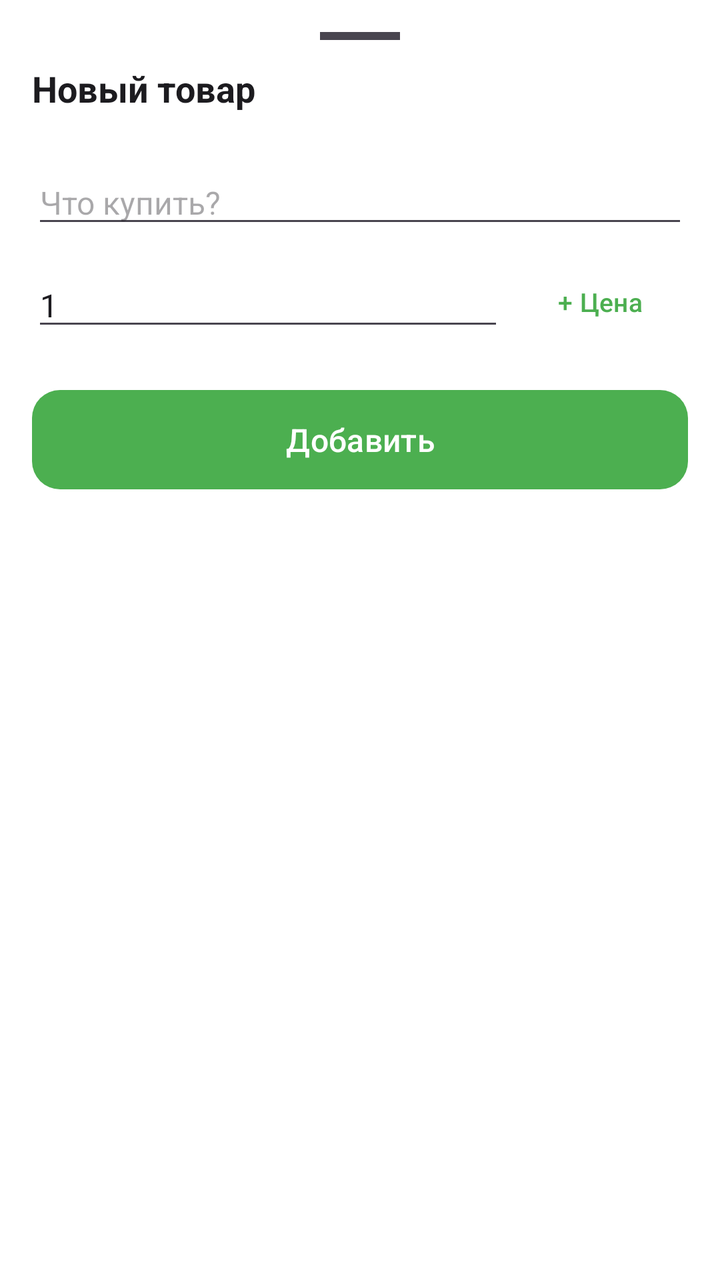
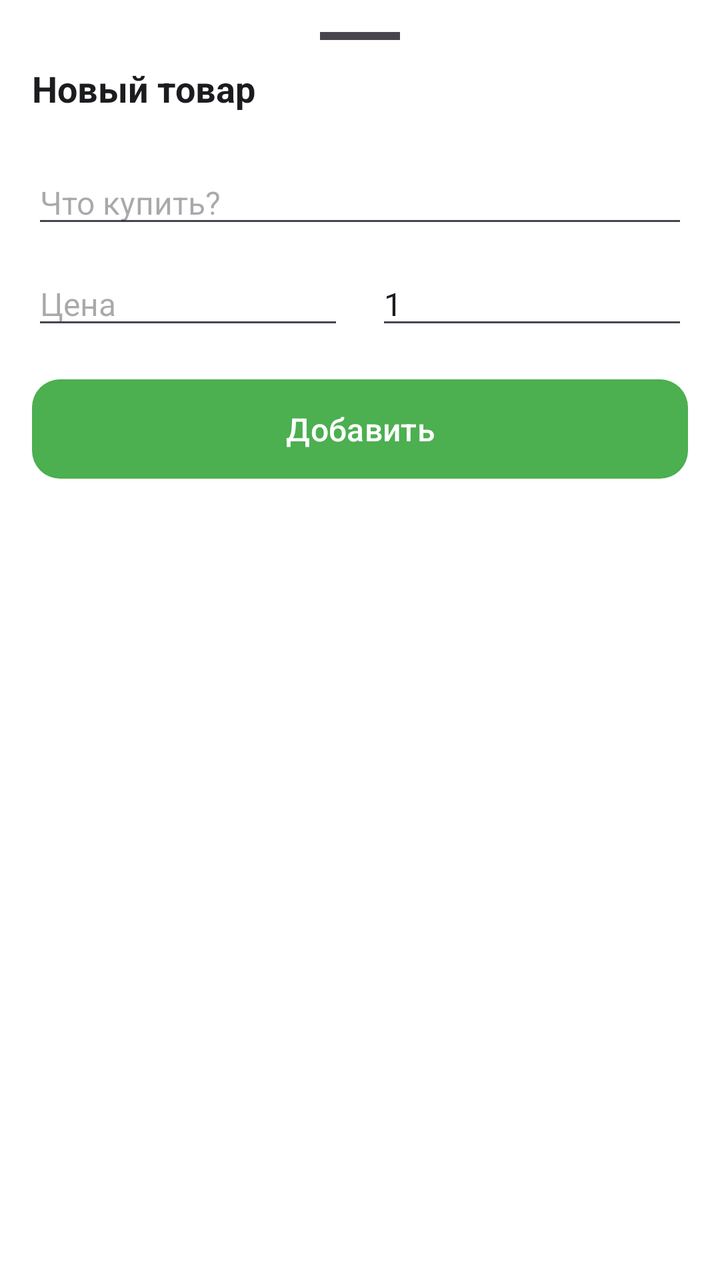

An Android layout rendered at two revisions. The XML below is the earlier revision; the diff shows what the commit changed to produce the second picture.
<!-- AndroidManifest.xml: application theme Theme.ShoppingList -->
<!-- res/layout/bottom_sheet_add.xml -->
<?xml version="1.0" encoding="utf-8"?>
<LinearLayout xmlns:android="http://schemas.android.com/apk/res/android"
    xmlns:app="http://schemas.android.com/apk/res-auto"
    android:layout_width="match_parent"
    android:layout_height="wrap_content"
    android:orientation="vertical"
    android:padding="16dp"
    android:background="?attr/colorSurface">

    <View
        android:layout_width="40dp"
        android:layout_height="4dp"
        android:layout_gravity="center_horizontal"
        android:background="?attr/colorOnSurfaceVariant"
        android:layout_marginBottom="12dp" />

    <TextView
        android:layout_width="wrap_content"
        android:layout_height="wrap_content"
        android:text="Новый товар"
        android:textSize="18sp"
        android:textStyle="bold"
        android:textColor="?attr/colorOnSurface"
        android:layout_marginBottom="12dp" />

    <HorizontalScrollView
        android:layout_width="match_parent"
        android:layout_height="wrap_content"
        android:scrollbars="none">

        <com.google.android.material.chip.ChipGroup
            android:id="@+id/bsChipGroup"
            android:layout_width="wrap_content"
            android:layout_height="wrap_content"
            app:chipSpacingHorizontal="4dp"
            app:chipSpacingVertical="0dp"
            app:singleSelection="true"
            app:singleLine="true" />
    </HorizontalScrollView>

    <AutoCompleteTextView
        android:id="@+id/bsEditItem"
        android:layout_width="match_parent"
        android:layout_height="wrap_content"
        android:layout_marginTop="12dp"
        android:hint="Что купить?"
        android:completionThreshold="1"
        android:inputType="textCapSentences"
        android:imeOptions="actionDone"
        android:textSize="16sp"
        android:maxLines="1" />

    <LinearLayout
        android:layout_width="match_parent"
        android:layout_height="wrap_content"
        android:orientation="horizontal"
        android:layout_marginTop="8dp"
        android:gravity="center_vertical">

        <EditText
            android:id="@+id/bsEditQuantity"
            android:layout_width="0dp"
            android:layout_height="wrap_content"
            android:layout_weight="1"
            android:hint="Количество"
            android:inputType="number"
            android:text="1"
            android:textSize="16sp"
            android:maxLines="1" />

        <com.google.android.material.button.MaterialButton
            android:id="@+id/bsBtnTogglePrice"
            style="@style/Widget.Material3.Button.TextButton"
            android:layout_width="wrap_content"
            android:layout_height="wrap_content"
            android:layout_marginStart="4dp"
            android:text="+ Цена"
            android:textSize="13sp" />
    </LinearLayout>

    <EditText
        android:id="@+id/bsEditPrice"
        android:layout_width="match_parent"
        android:layout_height="wrap_content"
        android:layout_marginTop="8dp"
        android:hint="Цена"
        android:inputType="numberDecimal"
        android:textSize="16sp"
        android:maxLines="1"
        android:visibility="gone" />

    <com.google.android.material.button.MaterialButton
        android:id="@+id/bsBtnAdd"
        android:layout_width="match_parent"
        android:layout_height="wrap_content"
        android:layout_marginTop="16dp"
        android:text="Добавить"
        android:textSize="16sp"
        android:padding="14dp"
        app:cornerRadius="14dp" />
</LinearLayout>
<!-- resources referenced by this layout -->
<resources>
  <style name="Theme.ShoppingList" parent="Theme.Material3.DayNight.NoActionBar">
          <item name="colorPrimary">@color/primary</item>
          <item name="colorOnPrimary">@color/on_primary</item>
          <item name="colorPrimaryContainer">@color/primary_container</item>
          <item name="colorOnPrimaryContainer">@color/on_primary_container</item>
          <item name="colorSecondary">@color/secondary</item>
          <item name="colorOnSecondary">@color/on_secondary</item>
          <item name="android:colorBackground">@color/surface</item>
          <item name="colorSurface">@color/card_bg</item>
          <item name="colorOnSurface">@color/on_surface</item>
          <item name="colorSurfaceVariant">@color/surface_variant</item>
          <item name="colorOnSurfaceVariant">@color/on_surface_variant</item>
          <item name="android:statusBarColor" tools:targetApi="l">@color/surface</item>
          <item name="android:windowLightStatusBar" tools:targetApi="m">true</item>
          <item name="chipStyle">@style/SmallChip</item>
      </style>
  <color name="primary">#4CAF50</color>
  <color name="on_primary">#FFFFFF</color>
  <color name="primary_container">#C8E6C9</color>
  <color name="on_primary_container">#1B5E20</color>
  <color name="secondary">#FFA726</color>
  <color name="on_secondary">#FFFFFF</color>
  <color name="surface">#FAFAFA</color>
  <color name="card_bg">#FFFFFF</color>
  <color name="on_surface">#1C1B1F</color>
  <color name="surface_variant">#F0F0F0</color>
  <color name="on_surface_variant">#49454F</color>
  <style name="SmallChip" parent="Widget.Material3.Chip.Filter">
          <item name="chipMinTouchTargetSize">0dp</item>
          <item name="chipMinHeight">24dp</item>
          <item name="chipStartPadding">6dp</item>
          <item name="chipEndPadding">6dp</item>
          <item name="android:textSize">11sp</item>
      </style>
</resources>

<!-- the commit's change to res/layout/bottom_sheet_add.xml (unified diff, before → after) -->
@@ -54,40 +54,31 @@
         android:layout_width="match_parent"
         android:layout_height="wrap_content"
         android:orientation="horizontal"
-        android:layout_marginTop="8dp"
+        android:layout_marginTop="12dp"
         android:gravity="center_vertical">
+
+        <EditText
+            android:id="@+id/bsEditPrice"
+            android:layout_width="0dp"
+            android:layout_height="wrap_content"
+            android:layout_weight="1"
+            android:hint="Цена"
+            android:inputType="numberDecimal"
+            android:textSize="16sp"
+            android:maxLines="1" />
 
         <EditText
             android:id="@+id/bsEditQuantity"
             android:layout_width="0dp"
             android:layout_height="wrap_content"
             android:layout_weight="1"
+            android:layout_marginStart="16dp"
             android:hint="Количество"
             android:inputType="number"
             android:text="1"
             android:textSize="16sp"
             android:maxLines="1" />
-
-        <com.google.android.material.button.MaterialButton
-            android:id="@+id/bsBtnTogglePrice"
-            style="@style/Widget.Material3.Button.TextButton"
-            android:layout_width="wrap_content"
-            android:layout_height="wrap_content"
-            android:layout_marginStart="4dp"
-            android:text="+ Цена"
-            android:textSize="13sp" />
     </LinearLayout>
-
-    <EditText
-        android:id="@+id/bsEditPrice"
-        android:layout_width="match_parent"
-        android:layout_height="wrap_content"
-        android:layout_marginTop="8dp"
-        android:hint="Цена"
-        android:inputType="numberDecimal"
-        android:textSize="16sp"
-        android:maxLines="1"
-        android:visibility="gone" />
 
     <com.google.android.material.button.MaterialButton
         android:id="@+id/bsBtnAdd"
